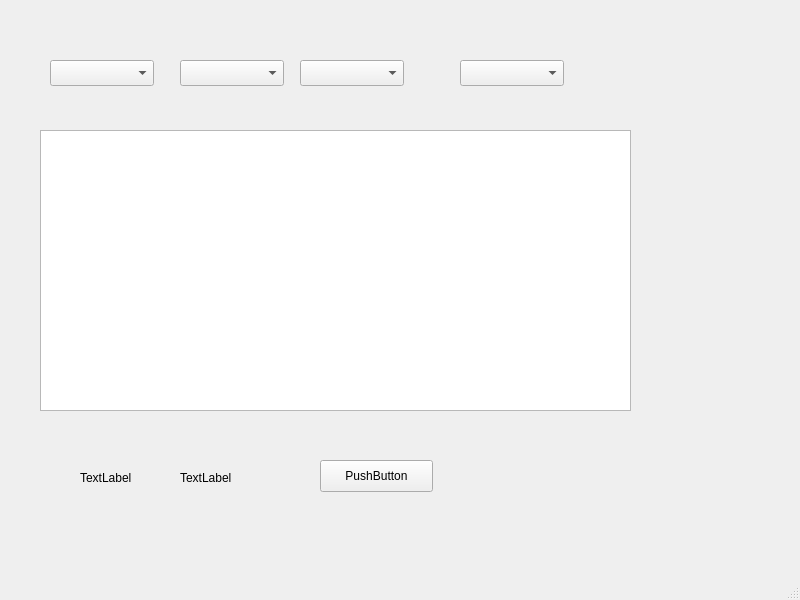
Above: essai_find.ui from heliomaster/essai_find before the change. Below: the same form after it.
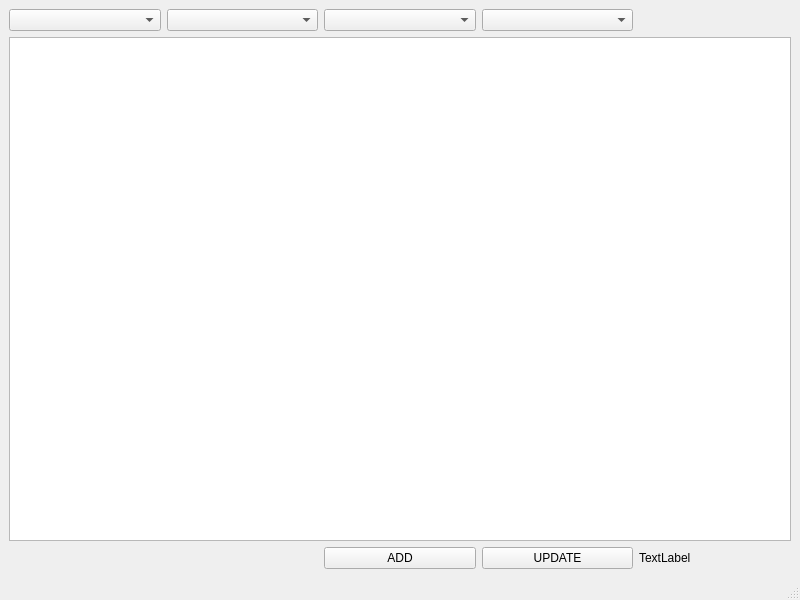
That is the form after the change.

What changed in the file:
```diff
--- a/essai_find.ui
+++ b/essai_find.ui
@@ -14,95 +14,54 @@
    <string>MainWindow</string>
   </property>
   <widget class="QWidget" name="centralwidget">
-   <widget class="QTableView" name="tableView">
-    <property name="geometry">
-     <rect>
-      <x>40</x>
-      <y>130</y>
-      <width>591</width>
-      <height>281</height>
-     </rect>
-    </property>
-   </widget>
-   <widget class="QComboBox" name="comboBox_pilot">
-    <property name="geometry">
-     <rect>
-      <x>50</x>
-      <y>60</y>
-      <width>104</width>
-      <height>26</height>
-     </rect>
-    </property>
-   </widget>
-   <widget class="QComboBox" name="comboBox_date_1">
-    <property name="geometry">
-     <rect>
-      <x>180</x>
-      <y>60</y>
-      <width>104</width>
-      <height>26</height>
-     </rect>
-    </property>
-   </widget>
-   <widget class="QLabel" name="label">
-    <property name="geometry">
-     <rect>
-      <x>80</x>
-      <y>470</y>
-      <width>60</width>
-      <height>16</height>
-     </rect>
-    </property>
-    <property name="text">
-     <string>TextLabel</string>
-    </property>
-   </widget>
-   <widget class="QLabel" name="label_2">
-    <property name="geometry">
-     <rect>
-      <x>180</x>
-      <y>470</y>
-      <width>91</width>
-      <height>16</height>
-     </rect>
-    </property>
-    <property name="text">
-     <string>TextLabel</string>
-    </property>
-   </widget>
-   <widget class="QComboBox" name="comboBox_date_2">
-    <property name="geometry">
-     <rect>
-      <x>300</x>
-      <y>60</y>
-      <width>104</width>
-      <height>26</height>
-     </rect>
-    </property>
-   </widget>
-   <widget class="QComboBox" name="comboBox_Aircraft">
-    <property name="geometry">
-     <rect>
-      <x>460</x>
-      <y>60</y>
-      <width>104</width>
-      <height>26</height>
-     </rect>
-    </property>
-   </widget>
-   <widget class="QPushButton" name="pushButton">
-    <property name="geometry">
-     <rect>
-      <x>320</x>
-      <y>460</y>
-      <width>113</width>
-      <height>32</height>
-     </rect>
-    </property>
-    <property name="text">
-     <string>PushButton</string>
-    </property>
-   </widget>
+   <layout class="QGridLayout" name="gridLayout">
+    <item row="0" column="1">
+     <widget class="QComboBox" name="comboBox_date_1"/>
+    </item>
+    <item row="2" column="2">
+     <widget class="QPushButton" name="pushButton">
+      <property name="text">
+       <string>ADD</string>
+      </property>
+     </widget>
+    </item>
+    <item row="0" column="2">
+     <widget class="QComboBox" name="comboBox_date_2"/>
+    </item>
+    <item row="1" column="0" colspan="5">
+     <widget class="QTableView" name="tableView"/>
+    </item>
+    <item row="0" column="0">
+     <widget class="QComboBox" name="comboBox_pilot"/>
+    </item>
+    <item row="2" column="4">
+     <widget class="QLabel" name="label">
+      <property name="styleSheet">
+       <string notr="true">border-color: rgb(179, 179, 179);
+border-top-color: rgb(252, 2, 128);</string>
+      </property>
+      <property name="text">
+       <string>TextLabel</string>
+      </property>
+     </widget>
+    </item>
+    <item row="0" column="3">
+     <widget class="QComboBox" name="comboBox_Aircraft"/>
+    </item>
+    <item row="2" column="3">
+     <widget class="QPushButton" name="pushButton_update">
+      <property name="toolTip">
+       <string>mettre à jour la colonne total</string>
+      </property>
+      <property name="whatsThis">
+       <string>mettre à jour les heures</string>
+      </property>
+      <property name="text">
+       <string>UPDATE</string>
+      </property>
+     </widget>
+    </item>
+   </layout>
   </widget>
   <widget class="QMenuBar" name="menubar">
    <property name="geometry">
```
